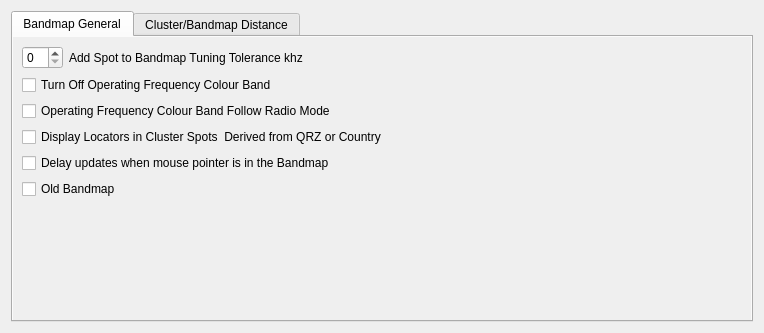
Above: mqt/MqtLogger/Clusterbandmapconfigure.ui from Rsclub22/Minos2-Mirror before the change. Below: the same form after it.
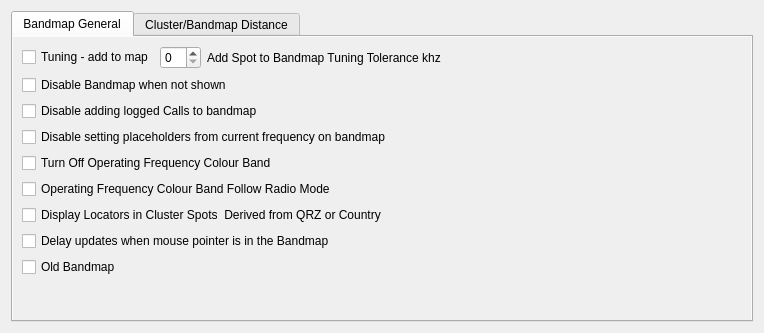
That is the form after the change.

Commit message: Add varieties of bandmap disablement

The edit to the form file:
```diff
--- a/mqt/MqtLogger/Clusterbandmapconfigure.ui
+++ b/mqt/MqtLogger/Clusterbandmapconfigure.ui
@@ -36,6 +36,13 @@
           <layout class="QHBoxLayout" name="horizontalLayout_3">
            <item>
             <layout class="QHBoxLayout" name="horizontalLayout_2">
+             <item>
+              <widget class="QCheckBox" name="tuningAddMapcb">
+               <property name="text">
+                <string>Tuning - add to map</string>
+               </property>
+              </widget>
+             </item>
              <item>
               <widget class="QSpinBox" name="addBandmapTuningTolSpinBox"/>
              </item>
@@ -63,6 +70,27 @@
            </item>
           </layout>
          </item>
+         <item>
+          <widget class="QCheckBox" name="disableNotShowncb">
+           <property name="text">
+            <string>Disable Bandmap when not shown</string>
+           </property>
+          </widget>
+         </item>
+         <item>
+          <widget class="QCheckBox" name="disableLoggedCallscb">
+           <property name="text">
+            <string>Disable adding logged Calls to bandmap</string>
+           </property>
+          </widget>
+         </item>
+         <item>
+          <widget class="QCheckBox" name="disablePlaceHolderscb">
+           <property name="text">
+            <string>Disable setting placeholders from current frequency on bandmap</string>
+           </property>
+          </widget>
+         </item>
          <item>
           <widget class="QCheckBox" name="operatingFreqChkBox">
            <property name="text">
```
The commit also changes 13 other files.
